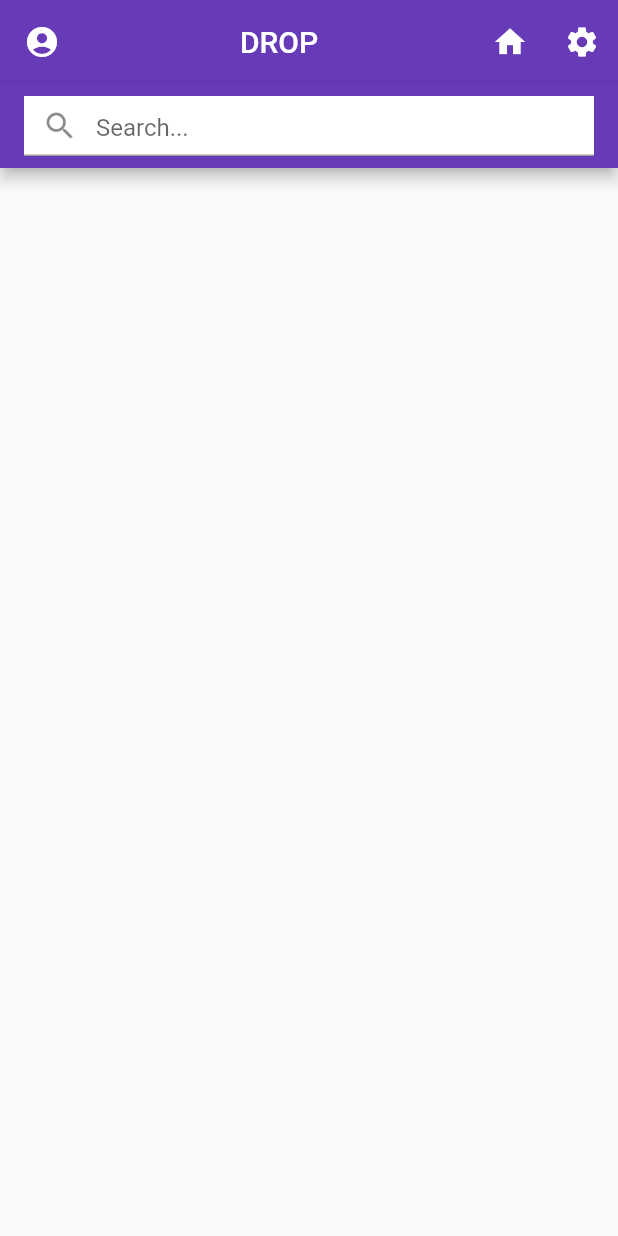
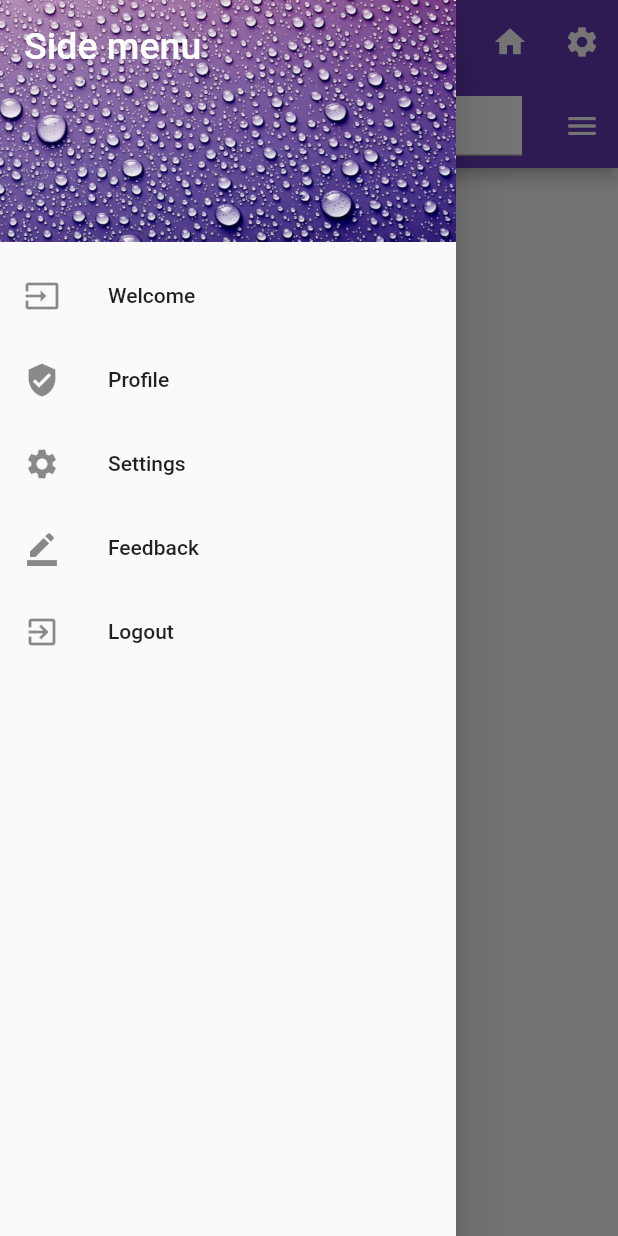
Before and after one commit to ehbstudentadam/androidDev_endwork, a Flutter app: the Dashboard screen opened by its route, after a tap on the "account circle" icon, on a phone screen of 412 x 824 dp. Run offline on Flutter 3.47's test engine with Material 2 defaults, Android fonts, the light colour scheme and no system bars; our stand-ins replace bloc, cloud_firestore, email_validator, equatable, file_picker, firebase_auth and 4 more; accounts and stored records are empty.

Commit message:
appbar version 1

```diff
--- a/lib/bloc/item/item_event.dart
+++ b/lib/bloc/item/item_event.dart
@@ -7,7 +7,6 @@ abstract class ItemEvent extends Equatable {
 }
 
 class LoadItemsEvent extends ItemEvent{
-
 }
 
 class CreateItemEvent extends ItemEvent {
--- a/lib/data/models/item.dart
+++ b/lib/data/models/item.dart
@@ -28,8 +28,8 @@ class Item {
         'createdDate': timestamp,
         'description': description,
         'price': price,
-        'images': images,
-        'bids': bids,
+        if (images != null) 'images': images,
+        if (bids != null) 'bids': bids,
       };
 
   static Item fromJson(Map<String, dynamic> json) => Item(
--- a/lib/presentation/pages/dashboard.dart
+++ b/lib/presentation/pages/dashboard.dart
@@ -1,5 +1,7 @@
 import 'package:drop_application/data/models/item.dart';
 import 'package:drop_application/presentation/widgets/item_panel.dart';
+import 'package:drop_application/presentation/widgets/settings_drawer.dart';
+import 'package:drop_application/presentation/widgets/user_drawer.dart';
 import 'package:firebase_auth/firebase_auth.dart';
 import 'package:flutter/material.dart';
 import 'package:flutter_bloc/flutter_bloc.dart';
@@ -15,6 +17,8 @@ class Dashboard extends StatelessWidget {
     // Getting the user from the FirebaseAuth Instance
     final user = FirebaseAuth.instance.currentUser!;
     return Scaffold(
+      drawer: const UserDrawer(),
+      endDrawer: const SettingsDrawer(),
       body: MultiBlocListener(
         listeners: [
           BlocListener<AuthBloc, AuthState>(
@@ -52,7 +56,7 @@ class Dashboard extends StatelessWidget {
                     centerTitle: false,
                     leading: IconButton(
                       onPressed: () {
-                        //todo
+                        return Scaffold.of(context).openDrawer();
                       },
                       icon: const Icon(Icons.account_circle),
                     ),
@@ -68,10 +72,11 @@ class Dashboard extends StatelessWidget {
                       IconButton(
                           icon: const Icon(Icons.settings),
                           onPressed: () {
-                            //code to execute when this button is pressed
+                            return Scaffold.of(context).openEndDrawer();
                           }),
                     ],
                     bottom: AppBar(
+                      automaticallyImplyLeading: false,
                       title: Container(
                         width: double.infinity,
                         height: 40,
@@ -109,7 +114,8 @@ class Dashboard extends StatelessWidget {
                             delegate: SliverChildListDelegate([
                               const Padding(
                                 padding: EdgeInsets.all(24.0),
-                                child: Center(child: CircularProgressIndicator()),
+                                child:
+                                    Center(child: CircularProgressIndicator()),
                               ),
                             ]),
                           );
--- a/lib/presentation/widgets/item_panel.dart
+++ b/lib/presentation/widgets/item_panel.dart
@@ -10,7 +10,6 @@ class ItemPanel extends StatelessWidget {
   Widget build(BuildContext context) {
     return Padding(
       padding: const EdgeInsets.all(12.0),
-      child: Expanded(
       child: Container(
         color: const Color(0xECECECFF),
         child: Row(
@@ -26,7 +25,6 @@ class ItemPanel extends StatelessWidget {
             ),
             Padding(
               padding: const EdgeInsets.only(left: 24),
-                child: Expanded(
               child: Column(
                 crossAxisAlignment: CrossAxisAlignment.start,
                 children: [
@@ -41,7 +39,6 @@ class ItemPanel extends StatelessWidget {
                         style: Theme.of(context).textTheme.headline6,
                       ),
                       IconButton(
-
                           icon: const Icon(Icons.favorite),
                           onPressed: () {
                             //code to execute when this button is pressed
@@ -50,10 +47,8 @@ class ItemPanel extends StatelessWidget {
                   )
                 ],
               ),
-                ),
             )
           ],
-          ),
         ),
       ),
     );
--- /dev/null
+++ b/lib/presentation/widgets/user_drawer.dart
@@ -0,0 +1,60 @@
+import 'package:flutter/material.dart';
+import 'package:flutter_bloc/flutter_bloc.dart';
+
+import '../../bloc/auth/auth_bloc.dart';
+
+class UserDrawer extends StatelessWidget {
+  const UserDrawer({super.key});
+
+  @override
+  Widget build(BuildContext context) {
+    return Drawer(
+      child: ListView(
+        padding: EdgeInsets.zero,
+        children: <Widget>[
+          const DrawerHeader(
+            decoration: BoxDecoration(
+              color: Colors.deepPurpleAccent,
+              image: DecorationImage(
+                fit: BoxFit.fill,
+                image: AssetImage(
+                    'assets/images/drawer.jpg'),
+              ),
+            ),
+            child: Text(
+              'Side menu',
+              style: TextStyle(color: Colors.white, fontSize: 25),
+            ),
+          ),
+          ListTile(
+            leading: const Icon(Icons.input),
+            title: const Text('Welcome'),
+            onTap: () => {},
+          ),
+          ListTile(
+            leading: const Icon(Icons.verified_user),
+            title: const Text('Profile'),
+            onTap: () => {Navigator.of(context).pop()},
+          ),
+          ListTile(
+            leading: const Icon(Icons.settings),
+            title: const Text('Settings'),
+            onTap: () => {Navigator.of(context).pop()},
+          ),
+          ListTile(
+            leading: const Icon(Icons.border_color),
+            title: const Text('Feedback'),
+            onTap: () => {Navigator.of(context).pop()},
+          ),
+          ListTile(
+            leading: const Icon(Icons.exit_to_app),
+            title: const Text('Logout'),
+            onTap: () {
+              context.read<AuthBloc>().add(SignOutRequested());
+            },
+          ),
+        ],
+      ),
+    );
+  }
+}
```
Also changed, not shown: lib/presentation/widgets/settings_drawer.dart (added, +60 -0 lines), pubspec.yaml (+5 -3 lines), assets/images/drawer.jpg (added), assets/images/raimond-klavins-2QNFLX8fRbg-unsplash.jpg (added), assets/images/undraw_profile_data_re_v81r.svg (added), pubspec.lock. Lines whose indentation alone changed are shown as unchanged.
